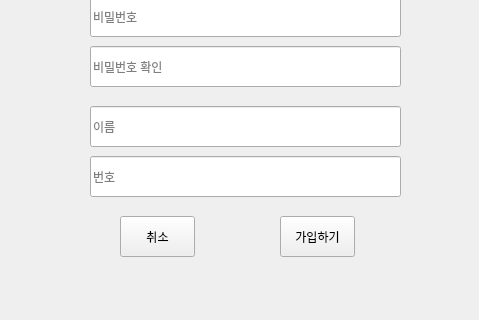
First picture: the form in ui/login.ui, repository ElisaBluebell/project7smartstore, before the edit; both pictures show x 0 to 479 and y 194 to 514 of the 479 by 514 pixel window.
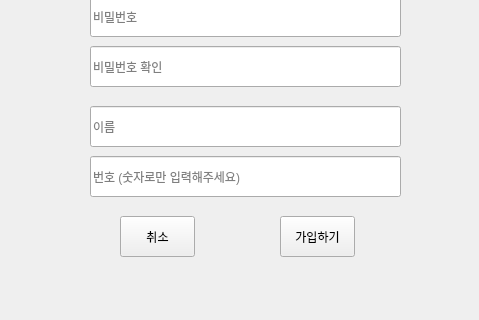
Second picture: the form after the edit.

The edit to the form file:
```diff
--- a/ui/login.ui
+++ b/ui/login.ui
@@ -357,7 +357,7 @@
       <number>0</number>
      </property>
      <property name="placeholderText">
-      <string>번호</string>
+      <string>번호 (숫자로만 입력해주세요)</string>
      </property>
     </widget>
     <widget class="QPushButton" name="REGIST_BT_cancel">
```
Left out of the diff: 4 changed lines with no effect on the pictures.
